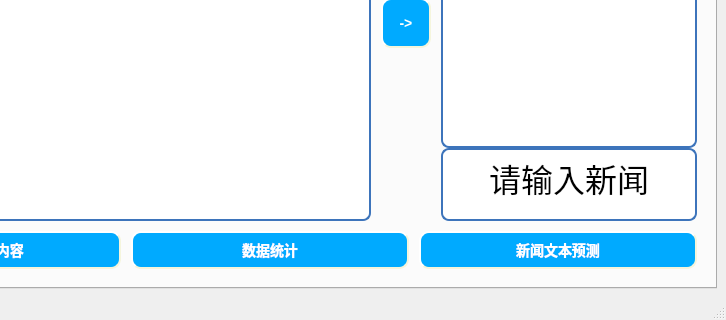
Qt form ui/mainwindow.ui (dragonbra/Meows) before a commit; both pictures show x 186 to 912 and y 347 to 667 of the 912 by 667 pixel window.
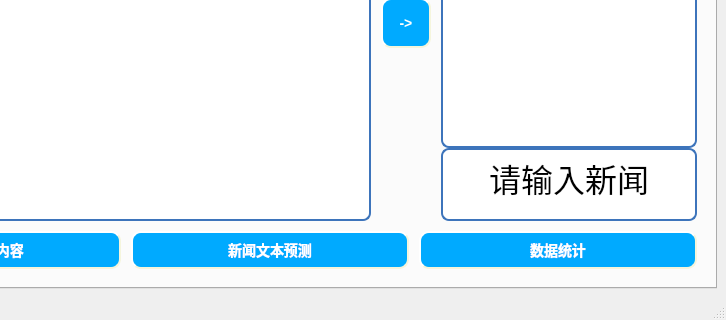
The same form after that commit. Custom widgets are drawn as their Qt base class.

Commit message: 新增数据库中错误页查询，删除不必上传到github的文件

What changed in the file:
```diff
--- a/ui/mainwindow.ui
+++ b/ui/mainwindow.ui
@@ -303,32 +303,6 @@
                  </property>
                 </widget>
                </item>
-               <item>
-                <widget class="QPushButton" name="singleCheckButton">
-                 <property name="styleSheet">
-                  <string notr="true">QPushButton {
-	color:white;
-    background-color:rgb(0, 170, 255);
-    border-style: outset;
-    border-width: 2px;
-    border-radius: 10px;
-    border-color: beige;
-    font: bold 14px;
-	min-height:3em;
-    min-width: 10em;
-    padding: 6px;
-}
-QPushButton::pressed {
-    background-color: white;
-	color:rgb(0, 170, 255);
-    border-style: inset;
-}</string>
-                 </property>
-                 <property name="text">
-                  <string>数据统计</string>
-                 </property>
-                </widget>
-               </item>
                <item>
                 <widget class="QPushButton" name="singlePredictButton">
                  <property name="styleSheet">
@@ -355,6 +329,32 @@
                  </property>
                 </widget>
                </item>
+               <item>
+                <widget class="QPushButton" name="singleQuitButton">
+                 <property name="styleSheet">
+                  <string notr="true">QPushButton {
+	color:white;
+    background-color:rgb(0, 170, 255);
+    border-style: outset;
+    border-width: 2px;
+    border-radius: 10px;
+    border-color: beige;
+    font: bold 14px;
+	min-height:3em;
+    min-width: 10em;
+    padding: 6px;
+}
+QPushButton::pressed {
+    background-color: white;
+	color:rgb(0, 170, 255);
+    border-style: inset;
+}</string>
+                 </property>
+                 <property name="text">
+                  <string>数据统计</string>
+                 </property>
+                </widget>
+               </item>
               </layout>
              </item>
              <item row="1" column="1">
```
Left out of the diff: 33 changed lines with no effect on the pictures. The commit also changes 19 other files.
